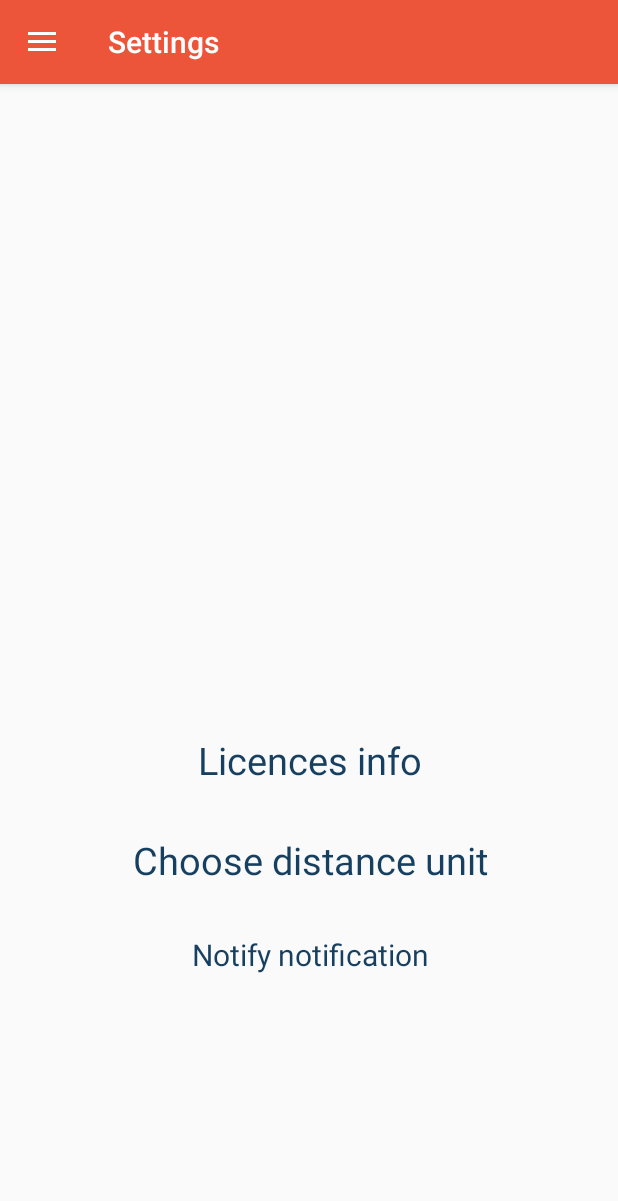
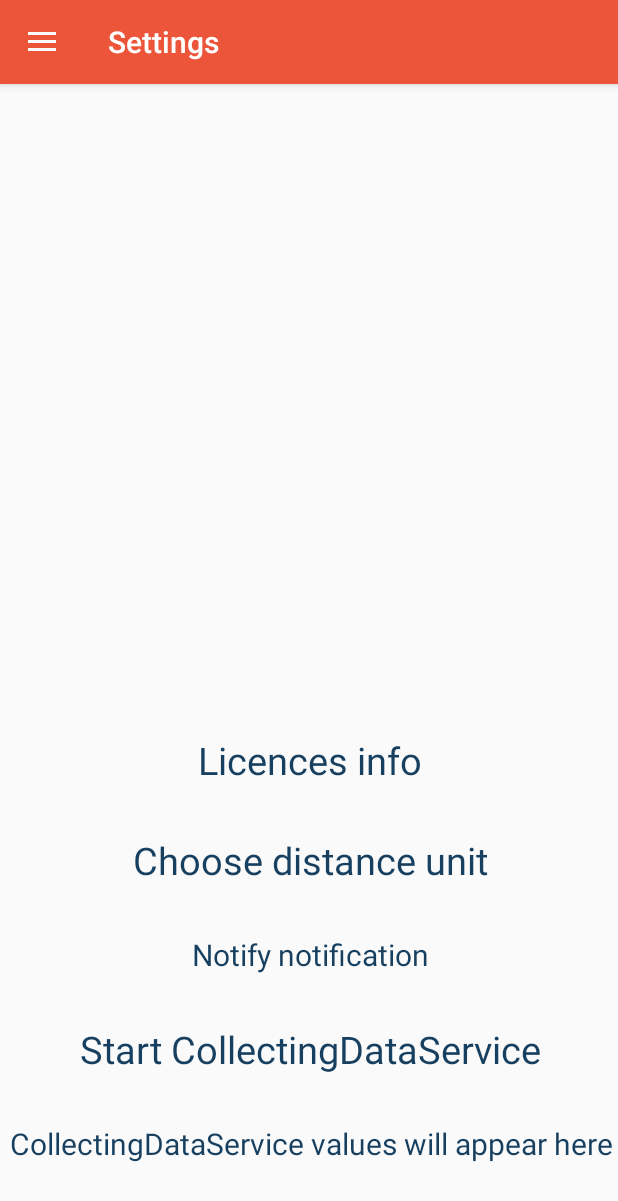
Before and after one commit to black-fluffy-cat/SensorsManager, an Android app: the screen it shows after launch (MainActivity), after a tap on "Settings", on a phone screen of 412 x 824 dp. Shown: the top 1201 px of the screen. Run offline under Robolectric (Android 15) with nearby library versions, the light colour scheme and no system bars; our stand-ins replace AdMob; libraries missing offline, so code that uses them is left out: com.flurry.android, com.github.mikephil.charting; 8 statements that could not run were skipped; 1 other tap on this screen came first.

Commit message:
CDService poc

```diff
--- a/app/src/main/AndroidManifest.xml
+++ b/app/src/main/AndroidManifest.xml
@@ -3,7 +3,7 @@
     package="com.fluffycat.sensorsmanager">
 
     <uses-permission android:name="android.permission.INTERNET" />
-
+    <uses-permission android:name="android.permission.FOREGROUND_SERVICE" />
     <uses-permission android:name="android.permission.BODY_SENSORS" />
 
     <application
@@ -23,7 +23,8 @@
         </activity>
         <meta-data
             android:name="com.google.android.gms.ads.APPLICATION_ID"
-            android:value="ca-app-pub-7809340407306359~1391620179"/>
+            android:value="ca-app-pub-7809340407306359~1391620179" />
+        <service android:name="com.fluffycat.sensorsmanager.services.CollectingDataService" />
     </application>
 
 </manifest>
--- a/app/src/main/java/com/fluffycat/sensorsmanager/listeners/UniversalSensorListener.kt
+++ b/app/src/main/java/com/fluffycat/sensorsmanager/listeners/UniversalSensorListener.kt
@@ -10,7 +10,7 @@ import com.fluffycat.sensorsmanager.utils.tag
 open class UniversalSensorListener(private val dataCollector: ISensorController) : SensorEventListener {
 
     override fun onSensorChanged(event: SensorEvent) {
-        Log.d(tag, "onSensorChanged")
+//        Log.d(tag, "onSensorChanged")
         dataCollector.onSensorDataReceived(event)
     }
 
--- a/app/src/main/java/com/fluffycat/sensorsmanager/utils/AppUtils.kt
+++ b/app/src/main/java/com/fluffycat/sensorsmanager/utils/AppUtils.kt
@@ -14,7 +14,7 @@ fun showToast(context: Context, message: String) {
     Toast.makeText(context, message, Toast.LENGTH_SHORT).show()
 }
 
-val Any.tag: String get() = this.javaClass.simpleName.take(LOG_TAG_MAX_LENGTH)
+val Any.tag: String get() = this.javaClass.simpleName.take(LOG_TAG_MAX_LENGTH) ifIsEmpty "TAG"
 
 fun getLicencesInfoString() =
     "Icon made by srip, cursor-creative, flat-icons, freepik, smashicons from www.flaticon.com"
--- a/app/src/main/res/layout/settings_fragment.xml
+++ b/app/src/main/res/layout/settings_fragment.xml
@@ -56,4 +56,27 @@
         app:layout_constraintStart_toStartOf="@+id/chooseDistanceUnitLabel"
         app:layout_constraintTop_toBottomOf="@+id/chooseDistanceUnitLabel" />
 
+    <TextView
+        android:id="@+id/startServiceLabel"
+        android:layout_width="wrap_content"
+        android:layout_height="wrap_content"
+        android:layout_marginTop="32dp"
+        android:text="Start CollectingDataService"
+        android:textColor="@color/colorAccent2"
+        android:textSize="25sp"
+        app:layout_constraintEnd_toEndOf="@+id/notifyNotificationLabel"
+        app:layout_constraintStart_toStartOf="@+id/notifyNotificationLabel"
+        app:layout_constraintTop_toBottomOf="@+id/notifyNotificationLabel" />
+
+    <TextView
+        android:id="@+id/serviceValuesLabel"
+        android:layout_width="wrap_content"
+        android:layout_height="wrap_content"
+        android:layout_marginTop="32dp"
+        android:text="CollectingDataService values will appear here"
+        android:textColor="@color/colorAccent2"
+        android:textSize="20sp"
+        app:layout_constraintEnd_toEndOf="@+id/startServiceLabel"
+        app:layout_constraintStart_toStartOf="@+id/startServiceLabel"
+        app:layout_constraintTop_toBottomOf="@+id/startServiceLabel" />
 </androidx.constraintlayout.widget.ConstraintLayout>
```
Also changed, not shown: app/src/main/java/com/fluffycat/sensorsmanager/fragments/SettingsFragment.kt (+90 -0 lines), app/src/main/java/com/fluffycat/sensorsmanager/notification/NotificationManagerBuilder.kt (+10 -2 lines), app/src/main/java/com/fluffycat/sensorsmanager/services/CollectingDataService.kt (+41 -8 lines).
